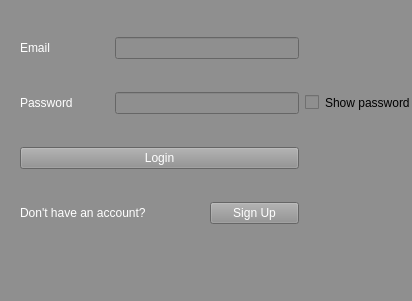
This is login.ui in SannySideUp/Habit-tracker as Qt 5 draws it before an edit. The edited form follows.
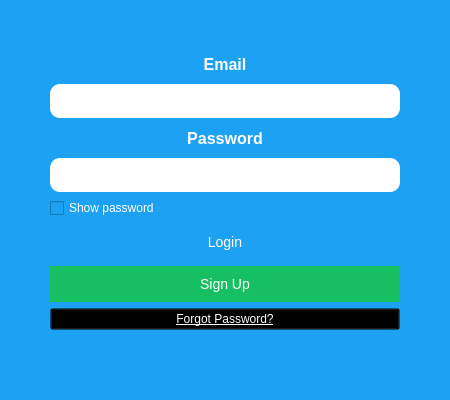
This is the edited form.

Patch:
```diff
--- a/login.ui
+++ b/login.ui
@@ -4,100 +4,146 @@
  <widget class="QMainWindow" name="HT">
   <property name="geometry">
    <rect>
-    <x>0</x>
-    <y>0</y>
-    <width>412</width>
-    <height>301</height>
+    <x>100</x>
+    <y>100</y>
+    <width>450</width>
+    <height>400</height>
    </rect>
   </property>
   <property name="windowTitle">
    <string>MainWindow</string>
   </property>
   <property name="styleSheet">
-   <string notr="true">background-color: rgb(143, 143, 143);
-border-color: rgb(69, 46, 182);</string>
+   <string notr="true">
+    background-color: #1DA1F2;
+    font-family: Arial, sans-serif;
+   </string>
   </property>
   <widget class="QWidget" name="centralwidget">
    <widget class="QWidget" name="layoutWidget">
     <property name="geometry">
      <rect>
-      <x>20</x>
-      <y>10</y>
-      <width>391</width>
-      <height>241</height>
+      <x>50</x>
+      <y>50</y>
+      <width>350</width>
+      <height>280</height>
      </rect>
     </property>
-    <layout class="QGridLayout" name="gridLayout">
-     <item row="2" column="0" colspan="3">
-      <widget class="QPushButton" name="pushButton">
-       <property name="styleSheet">
-        <string notr="true">color:rgb(255, 255, 255)</string>
+    <layout class="QVBoxLayout" name="verticalLayout" stretch="2,2,2,2">
+     <item>
+      <widget class="QLabel" name="label">
+       <property name="alignment">
+        <set>Qt::AlignCenter</set>
        </property>
-       <property name="text">
-        <string>Login</string>
-       </property>
-      </widget>
-     </item>
-     <item row="3" column="2">
-      <widget class="QPushButton" name="signupbutton">
        <property name="styleSheet">
-        <string notr="true">color:rgb(255, 255, 255)</string>
+        <string notr="true">color: white; font-size: 16px; font-weight: bold;</string>
        </property>
        <property name="text">
-        <string>Sign Up</string>
+        <string>Email</string>
        </property>
       </widget>
      </item>
-     <item row="3" column="0" colspan="2">
-      <widget class="QLabel" name="label_3">
+     <item>
+      <widget class="QLineEdit" name="email">
        <property name="styleSheet">
-        <string notr="true">color:rgb(255, 255, 255)</string>
+        <string notr="true">
+         background-color: white;
+         color: black;
+         padding: 8px;
+         border-radius: 10px;
+         font-size: 14px;
+        </string>
        </property>
-       <property name="text">
-        <string>Don't have an account?</string>
-       </property>
       </widget>
      </item>
-     <item row="1" column="0">
+     <item>
       <widget class="QLabel" name="label_2">
+       <property name="alignment">
+        <set>Qt::AlignCenter</set>
+       </property>
        <property name="styleSheet">
-        <string notr="true">color:rgb(255, 255, 255)</string>
+        <string notr="true">color: white; font-size: 16px; font-weight: bold;</string>
        </property>
        <property name="text">
         <string>Password</string>
        </property>
       </widget>
      </item>
-     <item row="0" column="1" colspan="2">
-      <widget class="QLineEdit" name="email"/>
-     </item>
-     <item row="1" column="1" colspan="2">
+     <item>
       <widget class="QLineEdit" name="password">
-       <property name="autoFillBackground">
-        <bool>false</bool>
-       </property>
        <property name="echoMode">
         <enum>QLineEdit::Password</enum>
        </property>
-      </widget>
-     </item>
-     <item row="0" column="0">
-      <widget class="QLabel" name="label">
        <property name="styleSheet">
-        <string notr="true">color:rgb(255, 255, 255)</string>
-       </property>
-       <property name="text">
-        <string>Email</string>
+        <string notr="true">
+         background-color: white;
+         color: black;
+         padding: 8px;
+         border-radius: 10px;
+         font-size: 14px;
+        </string>
        </property>
       </widget>
      </item>
-     <item row="1" column="3">
+     <item>
       <widget class="QCheckBox" name="checkBox">
+       <property name="styleSheet">
+        <string notr="true">color: white; font-size: 12px;</string>
+       </property>
        <property name="text">
         <string>Show password</string>
        </property>
       </widget>
      </item>
+     <item>
+      <widget class="QPushButton" name="pushButton">
+       <property name="styleSheet">
+        <string notr="true">
+         background-color: #1DA1F2;
+         color: white;
+         font-size: 14px;
+         padding: 10px;
+         border-radius: 20px;
+         border: none;
+        </string>
+       </property>
+       <property name="text">
+        <string>Login</string>
+       </property>
+      </widget>
+     </item>
+     <item>
+      <widget class="QPushButton" name="signupbutton">
+       <property name="styleSheet">
+        <string notr="true">
+         background-color: #17BF63;
+         color: white;
+         font-size: 14px;
+         padding: 10px;
+         border-radius: 20px;
+         border: none;
+        </string>
+       </property>
+       <property name="text">
+        <string>Sign Up</string>
+       </property>
+      </widget>
+     </item>
+     <item>
+      <widget class="QPushButton" name="forgotPassword">
+       <property name="styleSheet">
+        <string notr="true">
+         background-color: transparent;
+         color: white;
+         font-size: 12px;
+         text-decoration: underline;
+        </string>
+       </property>
+       <property name="text">
+        <string>Forgot Password?</string>
+       </property>
+      </widget>
+     </item>
     </layout>
    </widget>
   </widget>
```
Left out of the diff: 4 changed lines with no effect on the pictures.
